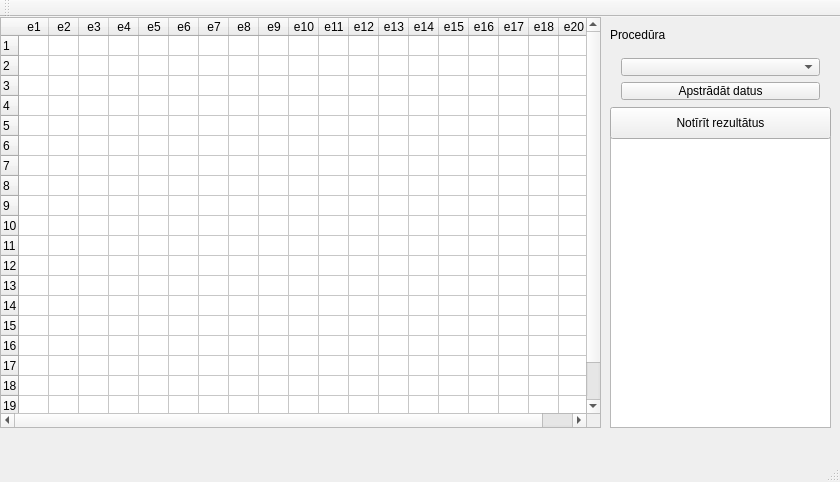
daviskregers/polling-methods, file polling-methods/mainwindow.ui: the form before one commit.
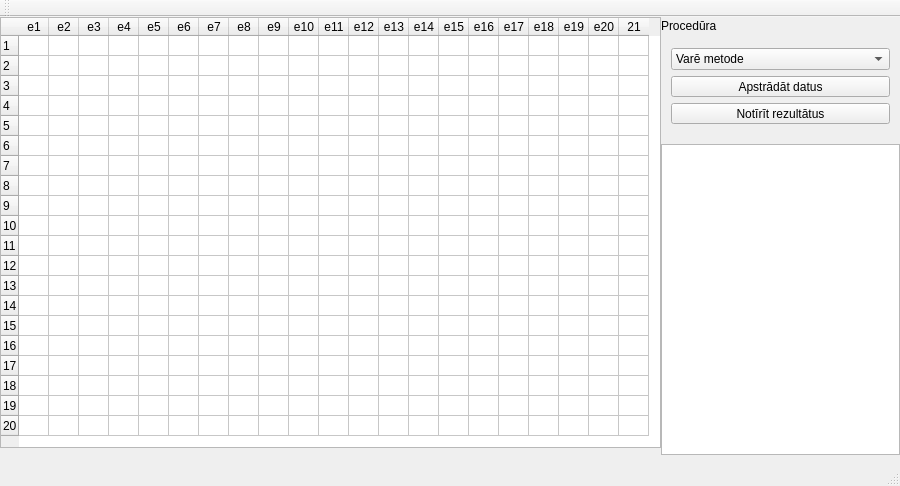
The form after the commit.

Patch:
```diff
--- a/polling-methods/mainwindow.ui
+++ b/polling-methods/mainwindow.ui
@@ -6,8 +6,8 @@
    <rect>
     <x>0</x>
     <y>0</y>
-    <width>840</width>
-    <height>482</height>
+    <width>900</width>
+    <height>486</height>
    </rect>
   </property>
   <property name="windowTitle">
@@ -19,16 +19,22 @@
      <rect>
       <x>0</x>
       <y>0</y>
-      <width>601</width>
-      <height>411</height>
+      <width>661</width>
+      <height>431</height>
      </rect>
     </property>
     <property name="maximumSize">
      <size>
       <width>821</width>
-      <height>411</height>
+      <height>500</height>
      </size>
     </property>
+    <property name="inputMethodHints">
+     <set>Qt::ImhLatinOnly|Qt::ImhLowercaseOnly</set>
+    </property>
+    <property name="columnCount">
+     <number>21</number>
+    </property>
     <attribute name="horizontalHeaderDefaultSectionSize">
      <number>30</number>
     </attribute>
@@ -225,18 +231,24 @@
       <string>e18</string>
      </property>
     </column>
+    <column>
+     <property name="text">
+      <string>e19</string>
+     </property>
+    </column>
     <column>
      <property name="text">
       <string>e20</string>
      </property>
     </column>
+    <column/>
    </widget>
    <widget class="QLabel" name="label">
     <property name="geometry">
      <rect>
-      <x>610</x>
-      <y>10</y>
-      <width>71</width>
+      <x>661</x>
+      <y>1</y>
+      <width>63</width>
       <height>16</height>
      </rect>
     </property>
@@ -250,50 +262,49 @@
     </property>
     <property name="geometry">
      <rect>
-      <x>610</x>
-      <y>120</y>
-      <width>221</width>
-      <height>291</height>
+      <x>661</x>
+      <y>127</y>
+      <width>239</width>
+      <height>311</height>
      </rect>
     </property>
    </widget>
-   <widget class="QPushButton" name="pushButton_2">
-    <property name="geometry">
-     <rect>
-      <x>610</x>
-      <y>90</y>
-      <width>221</width>
-      <height>32</height>
-     </rect>
-    </property>
-    <property name="text">
-     <string>Notīrīt rezultātus</string>
-    </property>
-   </widget>
    <widget class="QWidget" name="">
     <property name="geometry">
      <rect>
-      <x>610</x>
-      <y>30</y>
-      <width>221</width>
-      <height>64</height>
+      <x>660</x>
+      <y>20</y>
+      <width>241</width>
+      <height>98</height>
      </rect>
     </property>
-    <layout class="QGridLayout" name="gridLayout">
-     <item row="0" column="0">
+    <layout class="QVBoxLayout" name="verticalLayout">
+     <item>
       <widget class="QComboBox" name="comboBox">
        <property name="enabled">
         <bool>true</bool>
        </property>
+       <item>
+        <property name="text">
+         <string>Varē metode</string>
+        </property>
+       </item>
       </widget>
      </item>
-     <item row="1" column="0">
+     <item>
       <widget class="QPushButton" name="pushButton">
        <property name="text">
         <string>Apstrādāt datus</string>
        </property>
       </widget>
      </item>
+     <item>
+      <widget class="QPushButton" name="pushButton_2">
+       <property name="text">
+        <string>Notīrīt rezultātus</string>
+       </property>
+      </widget>
+     </item>
     </layout>
    </widget>
   </widget>
```
Left out of the diff: 9 changed lines with no effect on the pictures.
